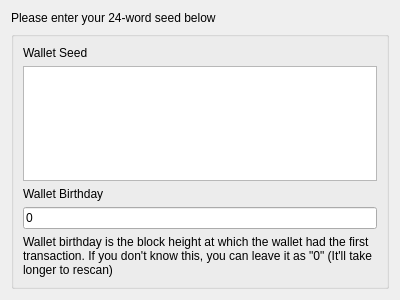
First picture: the form in src/restoreseed.ui, repository jahway603/SilentDragonLite, before the edit.
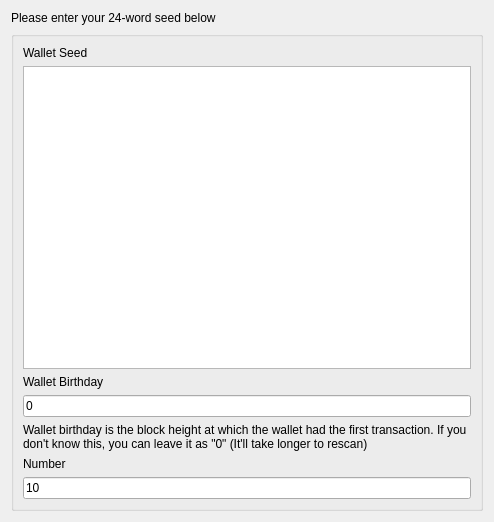
Second picture: the form after the edit.

What changed in the file:
```diff
--- a/src/restoreseed.ui
+++ b/src/restoreseed.ui
@@ -6,8 +6,8 @@
    <rect>
     <x>0</x>
     <y>0</y>
-    <width>400</width>
-    <height>300</height>
+    <width>494</width>
+    <height>522</height>
    </rect>
   </property>
   <property name="windowTitle">
@@ -35,36 +35,36 @@
      <property name="title">
       <string/>
      </property>
-     <layout class="QVBoxLayout" name="verticalLayout">
-      <item>
+     <layout class="QGridLayout" name="gridLayout_2">
+      <item row="0" column="0">
        <widget class="QLabel" name="label_3">
         <property name="text">
          <string>Wallet Seed</string>
         </property>
        </widget>
       </item>
-      <item>
+      <item row="1" column="0">
        <widget class="QPlainTextEdit" name="txtSeed">
         <property name="readOnly">
          <bool>false</bool>
         </property>
        </widget>
       </item>
-      <item>
+      <item row="2" column="0">
        <widget class="QLabel" name="label_2">
         <property name="text">
          <string>Wallet Birthday</string>
         </property>
        </widget>
       </item>
-      <item>
+      <item row="3" column="0">
        <widget class="QLineEdit" name="txtBirthday">
         <property name="text">
          <string>0</string>
         </property>
        </widget>
       </item>
-      <item>
+      <item row="4" column="0">
        <widget class="QLabel" name="label_4">
         <property name="font">
          <font>
@@ -79,6 +79,20 @@
         </property>
        </widget>
       </item>
+      <item row="5" column="0">
+       <widget class="QLabel" name="label_5">
+        <property name="text">
+         <string>Number</string>
+        </property>
+       </widget>
+      </item>
+      <item row="6" column="0">
+       <widget class="QLineEdit" name="number">
+        <property name="text">
+         <string>10</string>
+        </property>
+       </widget>
+      </item>
      </layout>
     </widget>
    </item>
```
